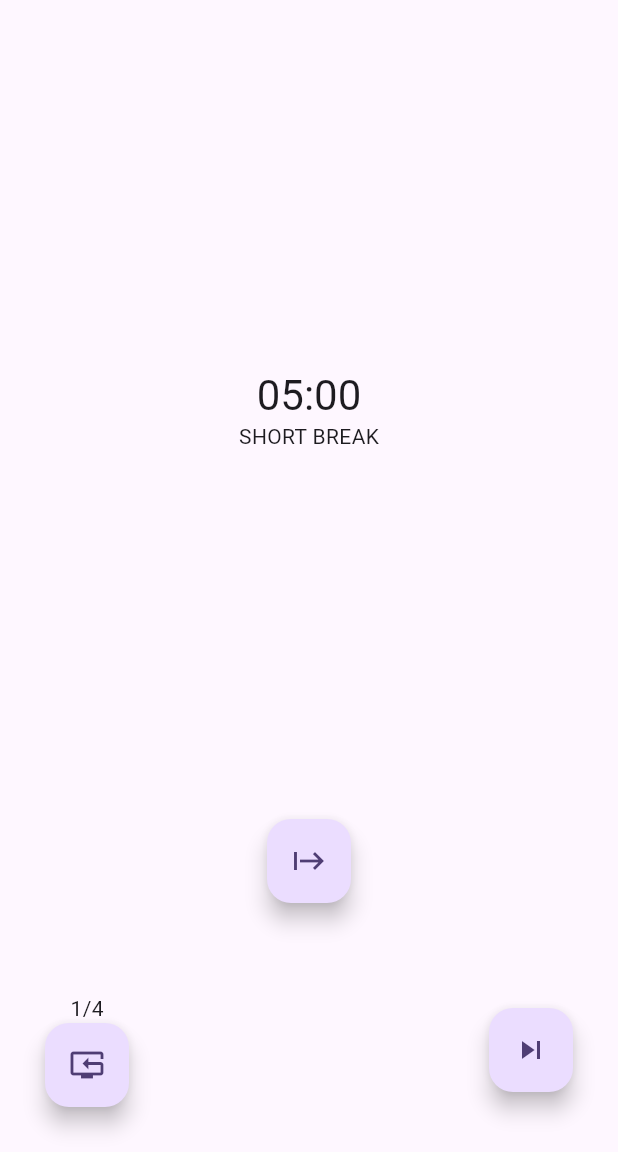
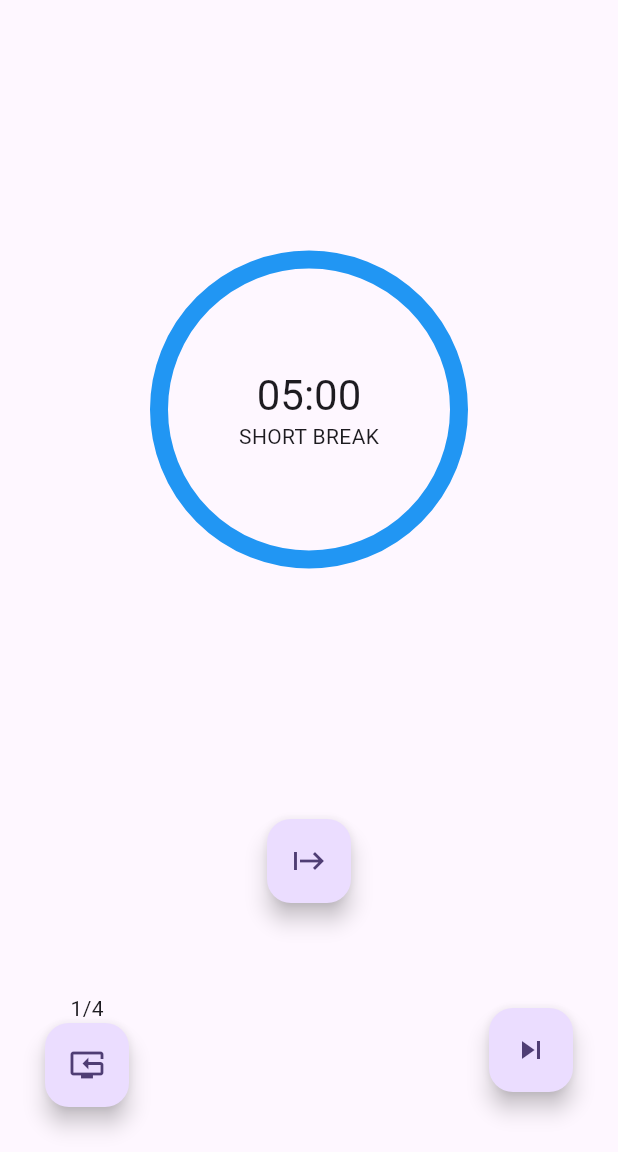
Before and after one commit to ZhangYeSong/pomotroid-flutter, a Flutter app: the screen it shows after launch, after a tap on the "start" icon, after a tap on the "reset tv" icon, after a tap on the "skip next" icon, on a phone screen of 412 x 824 dp, the part 84-1236 px from its top. Run offline on Flutter 3.47's test engine with Material 2 defaults, Android fonts, the light colour scheme and no system bars.

Commit message:
add arc circle

```diff
--- a/lib/main.dart
+++ b/lib/main.dart
@@ -1,5 +1,6 @@
 import 'package:flutter/material.dart';
 import 'dart:async';
+import 'dart:math' as math;
 import 'package:provider/provider.dart';
 
 void main() {
@@ -79,6 +80,10 @@
     notifyListeners();
   }
 
+  double getProgress() {
+    return _countDownTime / totalTime;
+  }
+
   String _getPeroidText() {
     switch (cycle[cycleIndex]) {
       case Period.focus:
@@ -146,15 +151,23 @@
       body: Column(
         children: <Widget>[
           Expanded(
-              child: Center(
-            child: Column(
-              mainAxisSize: MainAxisSize.min,
+            child: Stack(
               children: [
-                WatchWiget(),
-                Text(timeState._getPeroidText()),
+                Center(
+                  child: WatchProgress(timeState.getProgress()),
+                ),
+                Center(
+                  child: Column(
+                    mainAxisSize: MainAxisSize.min,
+                    children: [
+                      WatchWiget(),
+                      Text(timeState._getPeroidText()),
+                    ],
+                  ),
+                )
               ],
             ),
-          )),
+          ),
           Visibility(
             visible: !timeState._stopwatch.isRunning,
             child: FloatingActionButton(
@@ -207,3 +220,54 @@
     );
   }
 }
+
+class WatchProgressPainter extends CustomPainter {
+  final double progress; // 进度值，范围为0到1之间
+
+  WatchProgressPainter(this.progress);
+  @override
+  void paint(Canvas canvas, Size size) {
+    final center = Offset(size.width / 2, size.height / 2);
+    final radius = math.min(size.width / 2, size.height / 2);
+    final progressAngle = 2 * math.pi * progress;
+
+    final backgroundPaint = Paint()
+      ..color = Colors.black
+      ..style = PaintingStyle.stroke
+      ..strokeWidth = 2;
+
+    final foregroundPaint = Paint()
+      ..color = Colors.blue
+      ..style = PaintingStyle.stroke
+      ..strokeCap = StrokeCap.round
+      ..strokeWidth = 12;
+
+    canvas.drawCircle(center, radius, backgroundPaint);
+    canvas.drawArc(
+      Rect.fromCircle(center: center, radius: radius),
+      -math.pi / 2,
+      progressAngle,
+      false,
+      foregroundPaint,
+    );
+  }
+
+  @override
+  bool shouldRepaint(covariant CustomPainter oldDelegate) {
+    return true;
+  }
+}
+
+class WatchProgress extends StatelessWidget {
+  final double progress;
+
+  WatchProgress(this.progress);
+
+  @override
+  Widget build(BuildContext context) {
+    return CustomPaint(
+      size: Size(200, 200),
+      painter: WatchProgressPainter(progress),
+    );
+  }
+}
```
